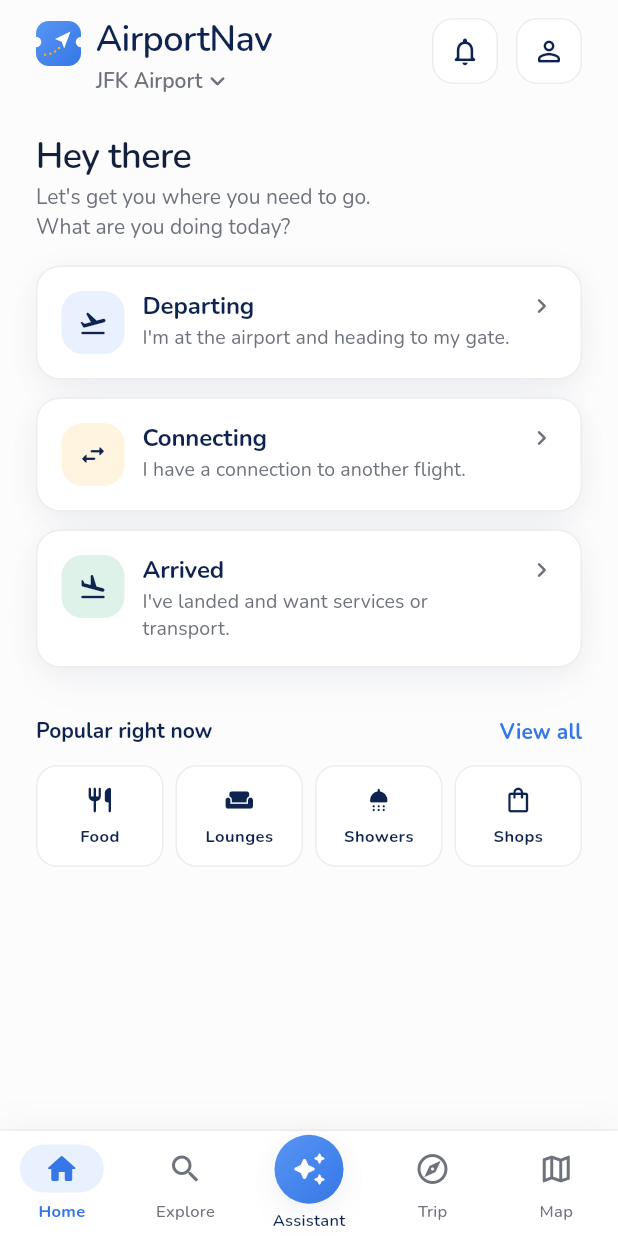
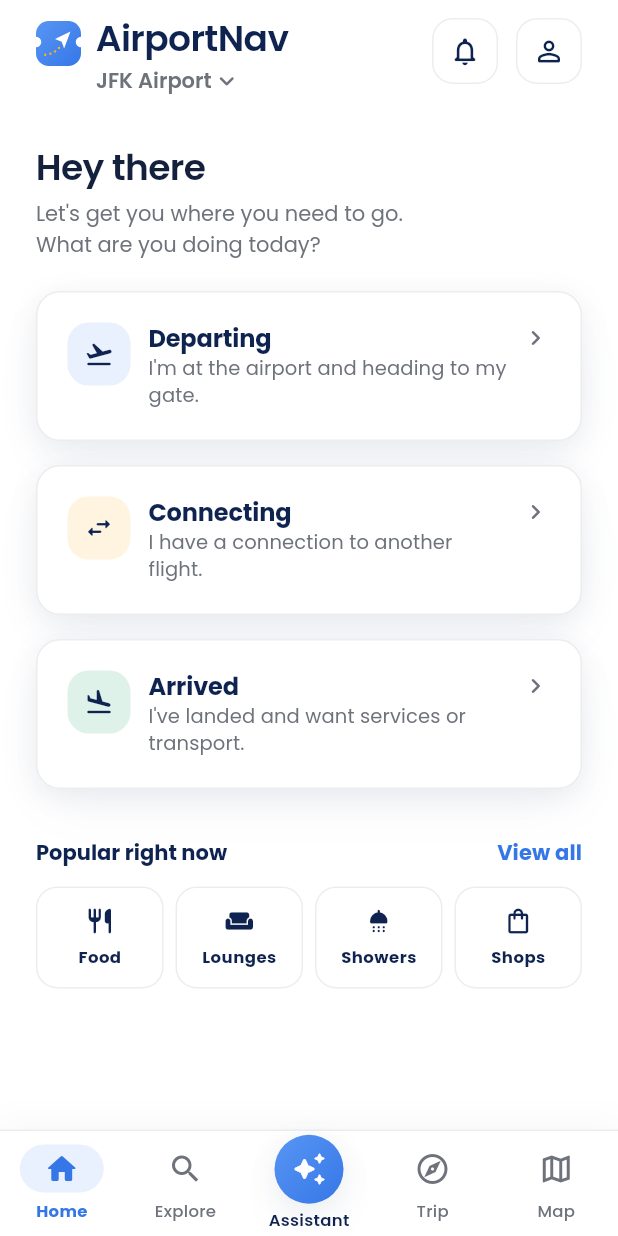
Before and after one commit to meitarmatzner16-create/airportnav, a Flutter app: the HomeScreen screen opened by its route, on a phone screen of 412 x 824 dp. Run offline on Flutter 3.47's test engine with Material 3 defaults, Android fonts, the phone set to English and light mode, and no system bars; our stand-ins replace flutter_riverpod, go_router, google_fonts, hive, hive_flutter, shared_preferences and 3 more; accounts and stored records are empty.

Commit message:
style: Poppins, pure-white canvas, more air
Direction from a reference UI kit the user supplied: geometric type, white
page, cards separated by soft shadows rather than a tinted background, and
generous whitespace. The green in the reference stays out - Sky Pass blue
remains the accent.

- the whole type ramp moves from Nunito to Poppins in one file; nothing
  else in the app names a font
- paper goes from #FCFCFC to pure #FFFFFF, and the card shadow strengthens
  a touch because it is now the only thing separating a card from the page
- Home and the journey's hero card gain breathing room: bigger gaps around
  the greeting, 20px card padding

The token tests pinning #FCFCFC and Nunito are updated to pin the new
decisions - they exist to catch drift, and this is a decision, not drift.

Co-Authored-By: Claude Opus 4.8 <noreply@anthropic.com>

```diff
--- a/lib/core/constants/app_colors.dart
+++ b/lib/core/constants/app_colors.dart
@@ -16,7 +16,9 @@ class AppColors {
   static const gold = Color(0xFFC2A05A);
   static const goldSoft = Color(0xFFE8D6AE);
   static const goldText = Color(0xFF886B2D); // gold that must carry small text (AA)
-  static const paper = Color(0xFFFCFCFC);
+  /// Pure white canvas - cards sit on it with soft shadows rather than a
+  /// tinted background doing the separation.
+  static const paper = Color(0xFFFFFFFF);
   static const card = Color(0xFFFFFFFF);
   static const hairline = Color(0xFFEDEDEF);
   static const hairlineCool = Color(0xFFE2E8F4);
--- a/lib/core/constants/app_typography.dart
+++ b/lib/core/constants/app_typography.dart
@@ -1,17 +1,17 @@
 import 'package:flutter/material.dart';
 import 'package:google_fonts/google_fonts.dart';
 
-/// AirportNav type: Nunito across the whole app - one friendly, rounded family.
-/// Display, UI, body, and tabular flight data all resolve to Nunito so every
+/// AirportNav type: Poppins across the whole app - one clean geometric family.
+/// Display, UI, body, and tabular flight data all resolve to Poppins so every
 /// screen matches; `mono` just adds tabular figures for column-aligned data.
 class AppTypography {
   AppTypography._();
 
   /// Tabular "data" style for flight numbers, times, gates, and codes.
-  /// Nunito + tabular figures keep digits column-aligned. Name kept as `mono`
-  /// for call-site stability - the app is a single Nunito family throughout.
+  /// Poppins + tabular figures keep digits column-aligned. Name kept as `mono`
+  /// for call-site stability - the app is a single Poppins family throughout.
   static TextStyle mono({double fontSize = 14, FontWeight weight = FontWeight.w600, Color? color}) =>
-      GoogleFonts.nunito(
+      GoogleFonts.poppins(
         fontSize: fontSize,
         fontWeight: weight,
         color: color,
@@ -20,11 +20,11 @@ class AppTypography {
       );
 
   static TextStyle _d(double s, {double sp = -0.4, FontWeight w = FontWeight.w600, double h = 1.15}) =>
-      GoogleFonts.nunito(fontSize: s, fontWeight: w, letterSpacing: sp, height: h);
+      GoogleFonts.poppins(fontSize: s, fontWeight: w, letterSpacing: sp, height: h);
   static TextStyle _ui(double s, {double sp = 0, FontWeight w = FontWeight.w600}) =>
-      GoogleFonts.nunito(fontSize: s, fontWeight: w, letterSpacing: sp);
+      GoogleFonts.poppins(fontSize: s, fontWeight: w, letterSpacing: sp);
   static TextStyle _body(double s, {double sp = 0, FontWeight w = FontWeight.w400, double h = 1.5}) =>
-      GoogleFonts.nunito(fontSize: s, fontWeight: w, letterSpacing: sp, height: h);
+      GoogleFonts.poppins(fontSize: s, fontWeight: w, letterSpacing: sp, height: h);
 
   static TextTheme get textTheme => TextTheme(
         displayLarge: _d(36, sp: -0.3, w: FontWeight.w600, h: 1.1),
--- a/lib/core/theme/app_theme.dart
+++ b/lib/core/theme/app_theme.dart
@@ -11,10 +11,12 @@ class AppShadows {
 
   static const card = [
     // Soft, near-symmetric wrap so every corner (incl. the top) is rounded,
-    // not pointy - a small offset keeps a gentle downward float.
-    BoxShadow(color: Color(0x0D0F2350), blurRadius: 14, offset: Offset(0, 3)),
+    // not pointy - a small offset keeps a gentle downward float. A touch
+    // stronger than before: on the pure-white canvas the shadow is the only
+    // thing separating a card from the page.
+    BoxShadow(color: Color(0x120F2350), blurRadius: 16, offset: Offset(0, 4)),
     // Deep, very soft ambient for lift; negative spread hugs the corners.
-    BoxShadow(color: Color(0x0A0F2350), blurRadius: 26, spreadRadius: -6, offset: Offset(0, 12)),
+    BoxShadow(color: Color(0x0D0F2350), blurRadius: 30, spreadRadius: -6, offset: Offset(0, 14)),
   ];
 
   static const cardHover = [
--- a/lib/features/home/presentation/home_screen.dart
+++ b/lib/features/home/presentation/home_screen.dart
@@ -58,23 +58,23 @@ class HomeScreen extends ConsumerWidget {
                 onProfile: () => context.go('/more'),
               ),
             ),
-            const SizedBox(height: AppSpacing.lg),
+            const SizedBox(height: AppSpacing.xl),
             Padding(
               padding: const EdgeInsets.symmetric(horizontal: _gutter),
               child: Column(
                 crossAxisAlignment: CrossAxisAlignment.start,
                 children: [
                   Text('Hey there', style: theme.textTheme.displaySmall),
-                  const SizedBox(height: 3),
+                  const SizedBox(height: 6),
                   Text(
                     "Let's get you where you need to go.\nWhat are you doing today?",
                     style: theme.textTheme.bodyMedium
-                        ?.copyWith(color: muted, height: 1.45),
+                        ?.copyWith(color: muted, height: 1.5),
                   ),
                 ],
               ),
             ),
-            const SizedBox(height: AppSpacing.md),
+            const SizedBox(height: AppSpacing.mdLg),
             Padding(
               padding: const EdgeInsets.symmetric(horizontal: _gutter),
               child: StageCard(
@@ -87,7 +87,7 @@ class HomeScreen extends ConsumerWidget {
                 onTap: () => start(JourneyStage.departing),
               ),
             ),
-            const SizedBox(height: AppSpacing.smMd),
+            const SizedBox(height: AppSpacing.md),
             Padding(
               padding: const EdgeInsets.symmetric(horizontal: _gutter),
               child: StageCard(
@@ -100,7 +100,7 @@ class HomeScreen extends ConsumerWidget {
                 onTap: () => start(JourneyStage.connecting),
               ),
             ),
-            const SizedBox(height: AppSpacing.smMd),
+            const SizedBox(height: AppSpacing.md),
             Padding(
               padding: const EdgeInsets.symmetric(horizontal: _gutter),
               child: StageCard(
--- a/lib/features/home/presentation/widgets/stage_card.dart
+++ b/lib/features/home/presentation/widgets/stage_card.dart
@@ -56,7 +56,7 @@ class StageCard extends StatelessWidget {
         child: InkWell(
           onTap: onTap,
           child: Padding(
-            padding: const EdgeInsets.all(AppSpacing.md),
+            padding: const EdgeInsets.all(AppSpacing.mdLg),
             child: Column(
               crossAxisAlignment: CrossAxisAlignment.start,
               children: [
--- a/lib/features/journey/presentation/widgets/current_step_card.dart
+++ b/lib/features/journey/presentation/widgets/current_step_card.dart
@@ -32,7 +32,7 @@ class CurrentStepCard extends StatelessWidget {
         boxShadow: isDark ? null : AppShadows.card,
       ),
       child: Padding(
-        padding: const EdgeInsets.all(AppSpacing.md),
+        padding: const EdgeInsets.all(AppSpacing.mdLg),
         child: Column(
           crossAxisAlignment: CrossAxisAlignment.start,
           children: [
```
Also changed, not shown: 1 other file.
